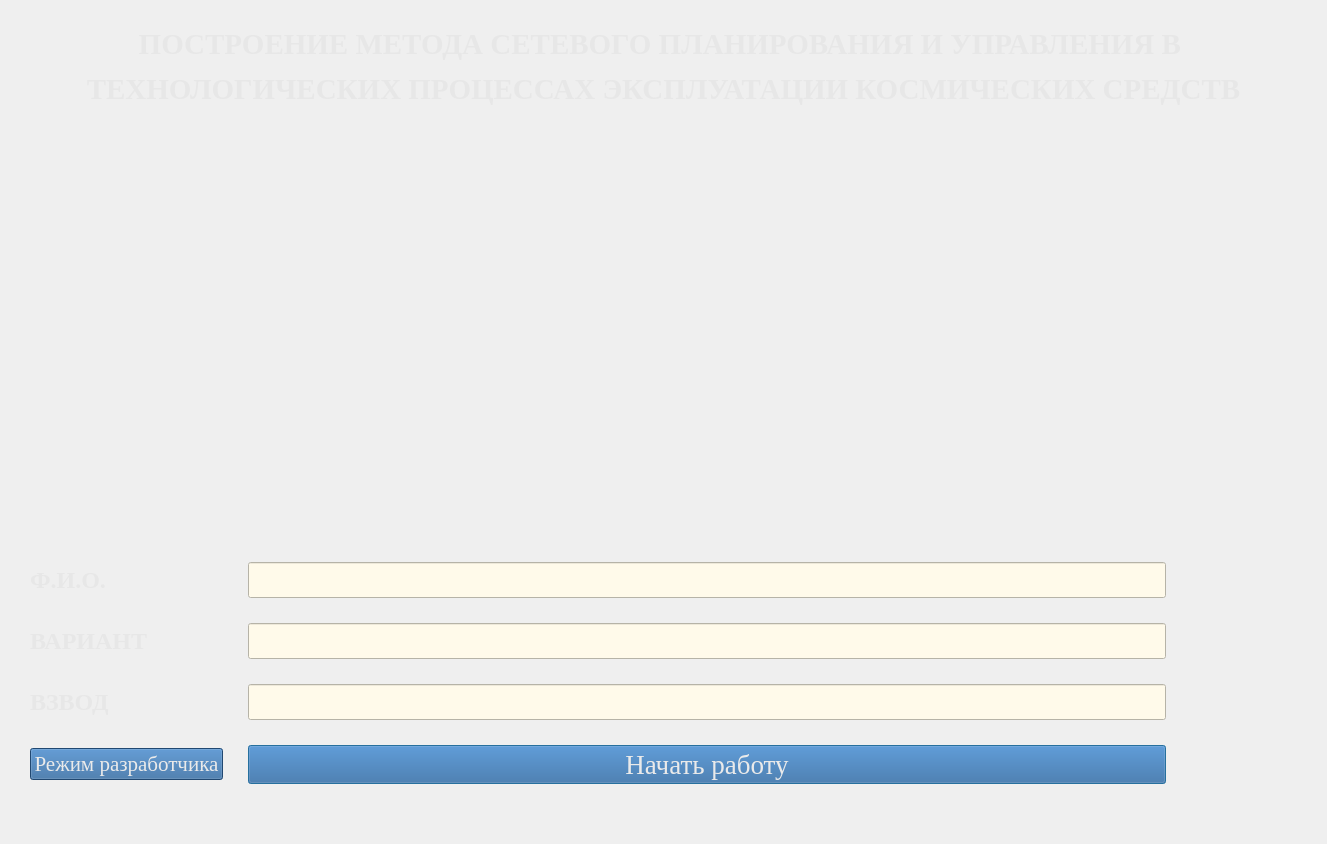
This is qt_designer_ui/startWindow.ui in IvaMarin/Project-Network-Diagram-App as Qt 5 draws it before an edit. The edited form follows.
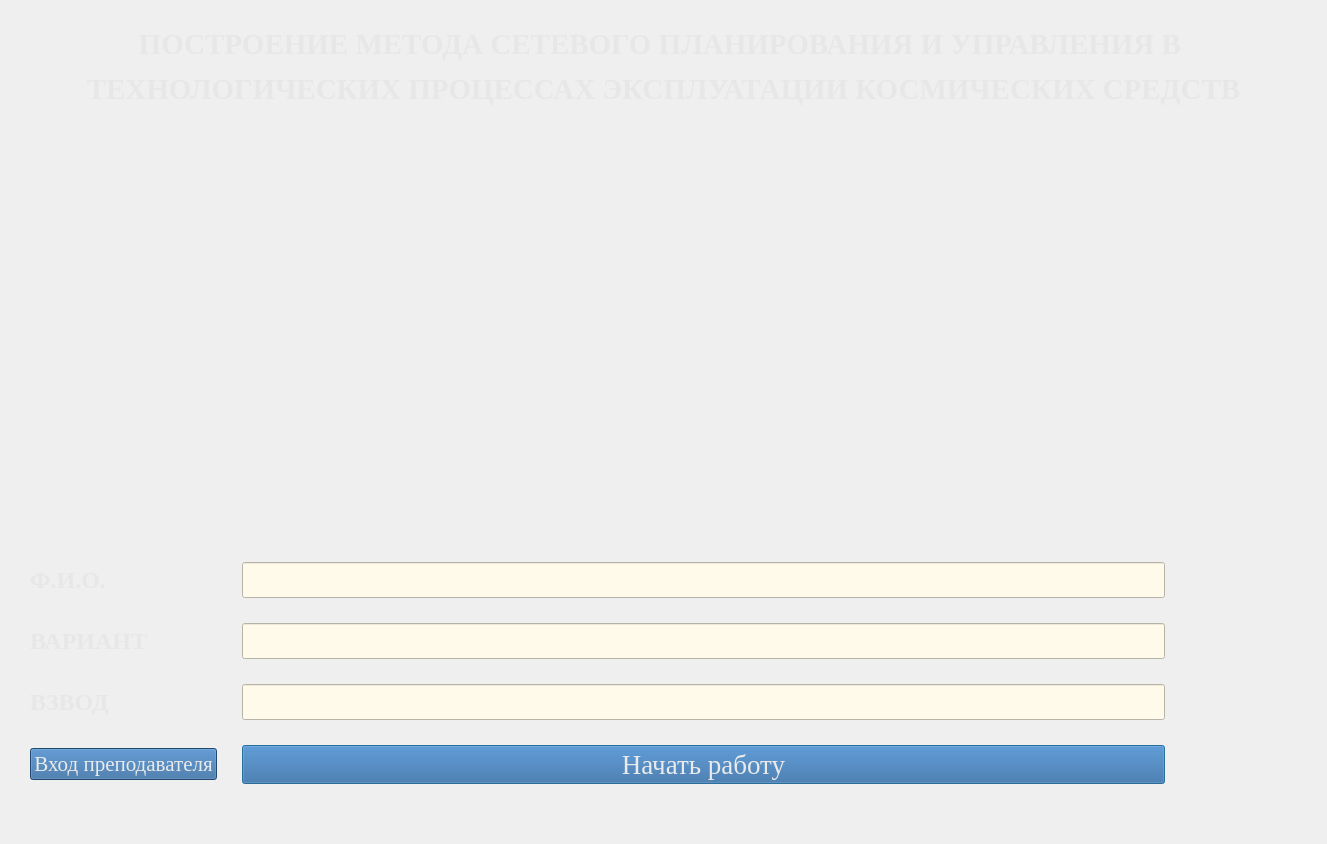
This is the edited form. Icons and pictures are not drawn.

```diff
--- a/qt_designer_ui/startWindow.ui
+++ b/qt_designer_ui/startWindow.ui
@@ -257,7 +257,7 @@
 background-color: rgb(46, 101, 158);</string>
        </property>
        <property name="text">
-        <string>Режим разработчика</string>
+        <string>Вход преподавателя</string>
        </property>
        <property name="checkable">
         <bool>true</bool>
```
Left out of the diff: 6 changed lines with no effect on the pictures.
